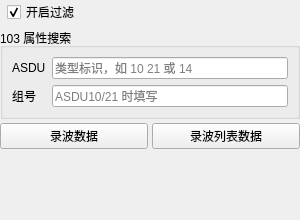
First picture: the form in ui/qt/iec103_filter_widget.ui, repository marshalyyx2000/wireshark, before the edit.
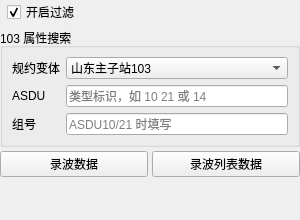
Second picture: the form after the edit.

```diff
--- a/ui/qt/iec103_filter_widget.ui
+++ b/ui/qt/iec103_filter_widget.ui
@@ -54,13 +54,34 @@
      </property>
      <layout class="QFormLayout" name="criteriaLayout">
       <item row="0" column="0">
+       <widget class="QLabel" name="variantLabel">
+        <property name="text">
+         <string>规约变体</string>
+        </property>
+       </widget>
+      </item>
+      <item row="0" column="1">
+       <widget class="QComboBox" name="variantCombo">
+        <item>
+         <property name="text">
+          <string>山东主子站103</string>
+         </property>
+        </item>
+        <item>
+         <property name="text">
+          <string>南自网络103</string>
+         </property>
+        </item>
+       </widget>
+      </item>
+      <item row="1" column="0">
        <widget class="QLabel" name="asduLabel">
         <property name="text">
          <string>ASDU</string>
         </property>
        </widget>
       </item>
-      <item row="0" column="1">
+      <item row="1" column="1">
        <widget class="QLineEdit" name="asduEdit">
         <property name="placeholderText">
          <string>类型标识，如 10 21 或 14</string>
@@ -70,14 +91,14 @@
         </property>
        </widget>
       </item>
-      <item row="1" column="0">
+      <item row="2" column="0">
        <widget class="QLabel" name="groupLabel">
         <property name="text">
          <string>组号</string>
         </property>
        </widget>
       </item>
-      <item row="1" column="1">
+      <item row="2" column="1">
        <widget class="QLineEdit" name="groupEdit">
         <property name="placeholderText">
          <string>ASDU10/21 时填写</string>
```
